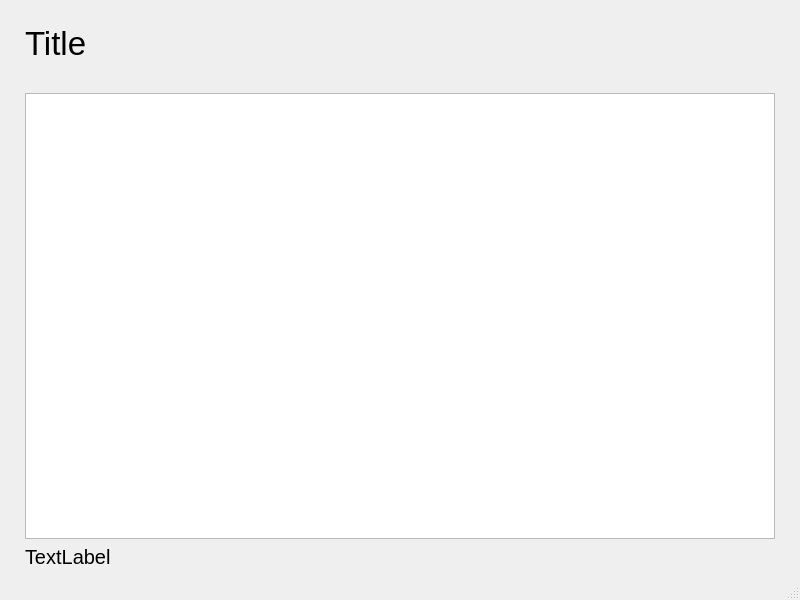
First picture: the form in Resources/ShowAd.ui, repository Danial-Movahed/SOAS, before the edit.
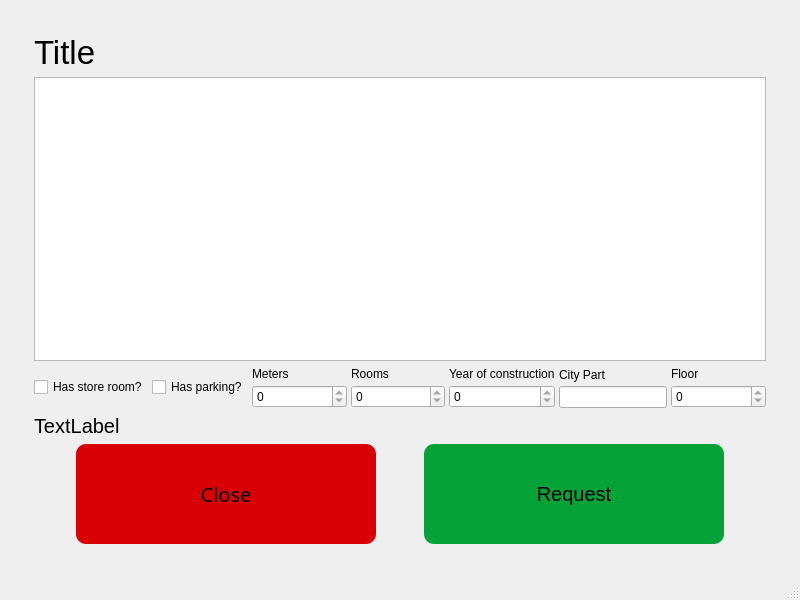
Second picture: the form after the edit.

What changed in the file:
```diff
--- a/Resources/ShowAd.ui
+++ b/Resources/ShowAd.ui
@@ -2,6 +2,9 @@
 <ui version="4.0">
  <class>MainWindow</class>
  <widget class="QMainWindow" name="MainWindow">
+  <property name="enabled">
+   <bool>true</bool>
+  </property>
   <property name="geometry">
    <rect>
     <x>0</x>
@@ -15,17 +18,20 @@
   </property>
   <widget class="QWidget" name="centralwidget">
    <layout class="QVBoxLayout" name="verticalLayout_2">
-    <property name="leftMargin">
-     <number>25</number>
-    </property>
-    <property name="topMargin">
-     <number>25</number>
-    </property>
-    <property name="rightMargin">
-     <number>25</number>
-    </property>
     <item>
      <layout class="QVBoxLayout" name="verticalLayout">
+      <property name="leftMargin">
+       <number>25</number>
+      </property>
+      <property name="topMargin">
+       <number>25</number>
+      </property>
+      <property name="rightMargin">
+       <number>25</number>
+      </property>
+      <property name="bottomMargin">
+       <number>25</number>
+      </property>
       <item>
        <widget class="QLabel" name="ShowPostPostTitle">
         <property name="font">
@@ -39,23 +45,7 @@
        </widget>
       </item>
       <item>
-       <spacer name="verticalSpacer">
-        <property name="orientation">
-         <enum>Qt::Vertical</enum>
-        </property>
-        <property name="sizeType">
-         <enum>QSizePolicy::Minimum</enum>
-        </property>
-        <property name="sizeHint" stdset="0">
-         <size>
-          <width>20</width>
-          <height>25</height>
-         </size>
-        </property>
-       </spacer>
-      </item>
-      <item>
-       <widget class="QTextBrowser" name="ShowPostPostMessage">
+       <widget class="QTextBrowser" name="AdMessage">
         <property name="font">
          <font>
           <pointsize>15</pointsize>
@@ -64,7 +54,138 @@
        </widget>
       </item>
       <item>
-       <widget class="QLabel" name="ShowPostWriter">
+       <layout class="QHBoxLayout" name="horizontalLayout_2">
+        <property name="spacing">
+         <number>4</number>
+        </property>
+        <item>
+         <layout class="QVBoxLayout" name="verticalLayout_9">
+          <item>
+           <widget class="QCheckBox" name="StoreRoomCheck">
+            <property name="text">
+             <string>Has store room?</string>
+            </property>
+           </widget>
+          </item>
+         </layout>
+        </item>
+        <item>
+         <layout class="QVBoxLayout" name="verticalLayout_10">
+          <item>
+           <widget class="QCheckBox" name="ParkingCheck">
+            <property name="text">
+             <string>Has parking?</string>
+            </property>
+           </widget>
+          </item>
+         </layout>
+        </item>
+        <item>
+         <layout class="QVBoxLayout" name="verticalLayout_4">
+          <item>
+           <widget class="QLabel" name="label_2">
+            <property name="text">
+             <string>Meters</string>
+            </property>
+           </widget>
+          </item>
+          <item>
+           <widget class="QSpinBox" name="MeterSpin">
+            <property name="readOnly">
+             <bool>true</bool>
+            </property>
+            <property name="maximum">
+             <number>1000</number>
+            </property>
+           </widget>
+          </item>
+         </layout>
+        </item>
+        <item>
+         <layout class="QVBoxLayout" name="verticalLayout_5">
+          <item>
+           <widget class="QLabel" name="label_3">
+            <property name="text">
+             <string>Rooms</string>
+            </property>
+           </widget>
+          </item>
+          <item>
+           <widget class="QSpinBox" name="RoomSpin">
+            <property name="readOnly">
+             <bool>true</bool>
+            </property>
+           </widget>
+          </item>
+         </layout>
+        </item>
+        <item>
+         <layout class="QVBoxLayout" name="verticalLayout_6">
+          <item>
+           <widget class="QLabel" name="label_4">
+            <property name="text">
+             <string>Year of construction</string>
+            </property>
+           </widget>
+          </item>
+          <item>
+           <widget class="QSpinBox" name="YearSpin">
+            <property name="readOnly">
+             <bool>true</bool>
+            </property>
+           </widget>
+          </item>
+         </layout>
+        </item>
+        <item>
+         <layout class="QVBoxLayout" name="verticalLayout_3">
+          <item>
+           <widget class="QLabel" name="label">
+            <property name="text">
+             <string>City Part</string>
+            </property>
+           </widget>
+          </item>
+          <item>
+           <widget class="QLineEdit" name="CityPartLine">
+            <property name="sizePolicy">
+             <sizepolicy hsizetype="Minimum" vsizetype="Fixed">
+              <horstretch>0</horstretch>
+              <verstretch>0</verstretch>
+             </sizepolicy>
+            </property>
+            <property name="readOnly">
+             <bool>true</bool>
+            </property>
+           </widget>
+          </item>
+         </layout>
+        </item>
+        <item>
+         <layout class="QVBoxLayout" name="verticalLayout_7">
+          <item>
+           <widget class="QLabel" name="label_5">
+            <property name="text">
+             <string>Floor</string>
+            </property>
+           </widget>
+          </item>
+          <item>
+           <widget class="QSpinBox" name="FloorSpin">
+            <property name="readOnly">
+             <bool>true</bool>
+            </property>
+            <property name="maximum">
+             <number>1000</number>
+            </property>
+           </widget>
+          </item>
+         </layout>
+        </item>
+       </layout>
+      </item>
+      <item>
+       <widget class="QLabel" name="Writer">
         <property name="font">
          <font>
           <pointsize>15</pointsize>
@@ -75,6 +196,69 @@
         </property>
        </widget>
       </item>
+      <item>
+       <layout class="QHBoxLayout" name="horizontalLayout">
+        <item>
+         <widget class="QPushButton" name="CloseBtn">
+          <property name="sizePolicy">
+           <sizepolicy hsizetype="Minimum" vsizetype="Expanding">
+            <horstretch>0</horstretch>
+            <verstretch>0</verstretch>
+           </sizepolicy>
+          </property>
+          <property name="maximumSize">
+           <size>
+            <width>300</width>
+            <height>100</height>
+           </size>
+          </property>
+          <property name="font">
+           <font>
+            <family>Noto Sans</family>
+            <pointsize>15</pointsize>
+           </font>
+          </property>
+          <property name="styleSheet">
+           <string notr="true">background-color: rgb(216, 0, 4);
+border-radius: 10px;
+padding: 0px 5px;</string>
+          </property>
+          <property name="text">
+           <string>Close</string>
+          </property>
+         </widget>
+        </item>
+        <item>
+         <widget class="QPushButton" name="RequestBtn">
+          <property name="sizePolicy">
+           <sizepolicy hsizetype="Minimum" vsizetype="Expanding">
+            <horstretch>0</horstretch>
+            <verstretch>0</verstretch>
+           </sizepolicy>
+          </property>
+          <property name="maximumSize">
+           <size>
+            <width>300</width>
+            <height>100</height>
+           </size>
+          </property>
+          <property name="font">
+           <font>
+            <pointsize>15</pointsize>
+           </font>
+          </property>
+          <property name="styleSheet">
+           <string notr="true">background-color: rgb(5, 163, 55);
+border-radius: 10px;
+padding: 0px 5px;</string>
+          </property>
+          <property name="text">
+           <string>Request</string>
+          </property>
+         </widget>
+        </item>
+       </layout>
+      </item>
      </layout>
     </item>
    </layout>
```
Left out of the diff: 2 changed lines with no effect on the pictures.
